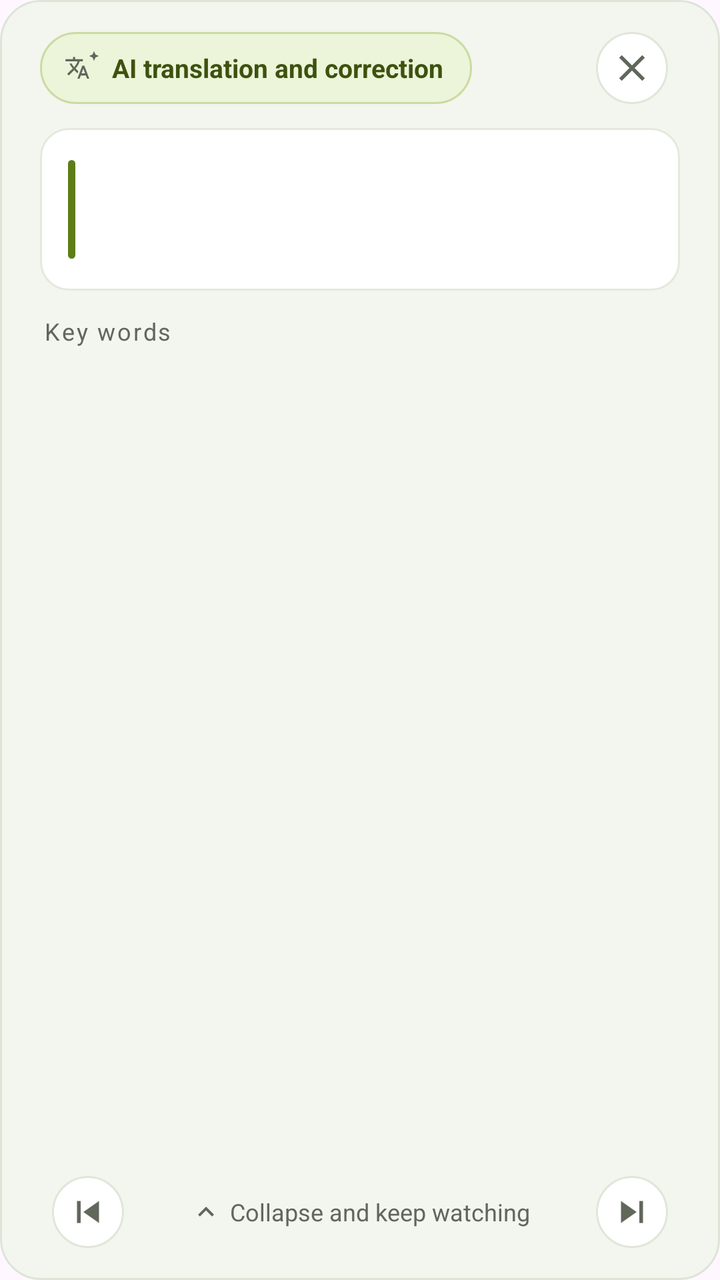
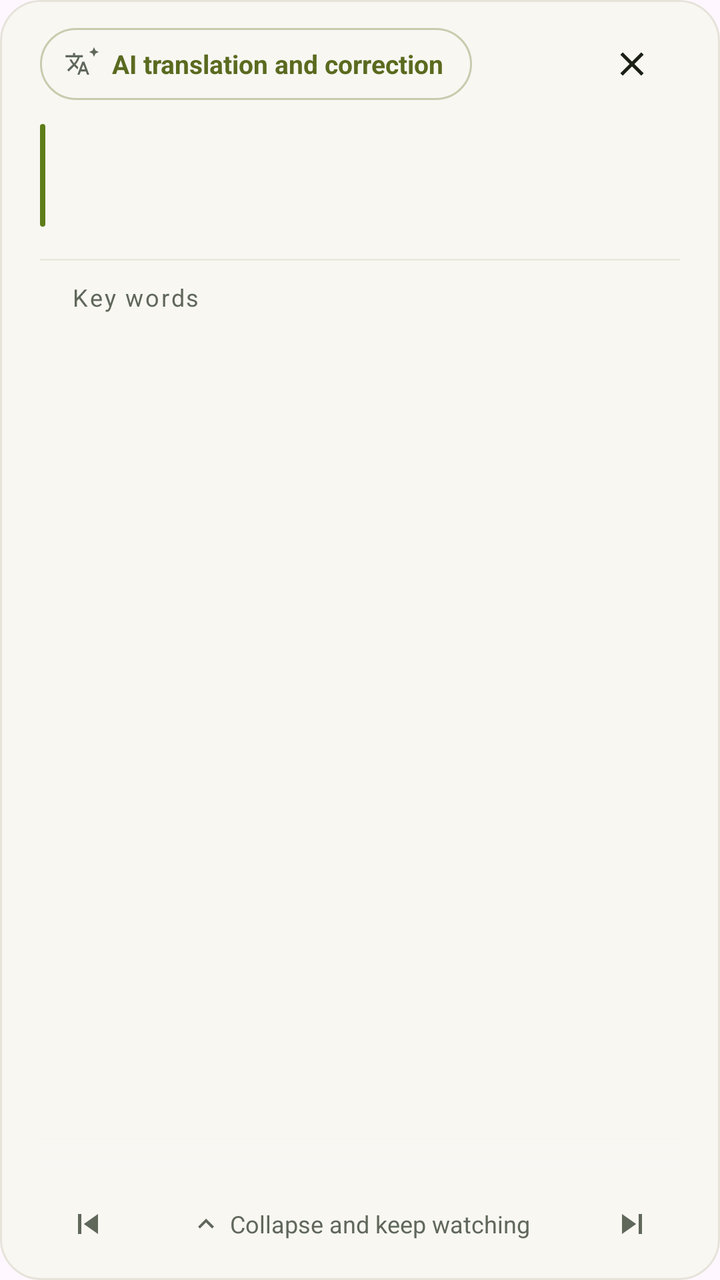

Before-and-after screenshots of an Android layout around one commit, followed by the original layout XML and the change that was made.
<!-- AndroidManifest.xml: application theme Theme.SubtitleTranslator -->
<!-- res/layout/overlay_translation.xml -->
<?xml version="1.0" encoding="utf-8"?>
<LinearLayout xmlns:android="http://schemas.android.com/apk/res/android"
    android:layout_width="match_parent"
    android:layout_height="wrap_content"
    android:layout_marginHorizontal="12dp"
    android:orientation="vertical"
    android:background="@drawable/bg_translation_overlay"
    android:paddingHorizontal="@dimen/overlay_padding_horizontal"
    android:paddingTop="10dp"
    android:paddingBottom="10dp">

    
    <LinearLayout
        android:layout_width="match_parent"
        android:layout_height="wrap_content"
        android:orientation="horizontal"
        android:gravity="center_vertical"
        android:baselineAligned="false">

        
        <LinearLayout
            android:id="@+id/btnAiTranslate"
            android:layout_width="wrap_content"
            android:layout_height="@dimen/touch_target"
            android:background="@drawable/bg_ai_pill_button"
            android:clickable="true"
            android:focusable="true"
            android:gravity="center_vertical"
            android:orientation="horizontal"
            android:paddingStart="12dp"
            android:paddingEnd="14dp"
            android:contentDescription="@string/overlay_ai_translate">

            <ImageView
                android:id="@+id/ivAiTranslateIcon"
                android:layout_width="18dp"
                android:layout_height="18dp"
                android:importantForAccessibility="no"
                android:scaleType="fitCenter"
                android:src="@drawable/ic_ai_translate" />

            <TextView
                android:id="@+id/tvAiTranslateLabel"
                android:layout_width="wrap_content"
                android:layout_height="wrap_content"
                android:layout_marginStart="6dp"
                android:maxLines="1"
                android:text="@string/overlay_ai_translate"
                android:textColor="@color/overlay_ai_pill_text"
                android:textSize="13sp"
                android:textStyle="bold" />
        </LinearLayout>

        <View
            android:layout_width="0dp"
            android:layout_height="0dp"
            android:layout_weight="1" />

        
        <ImageButton
            android:id="@+id/btnSaveSentence"
            android:layout_width="@dimen/touch_target"
            android:layout_height="@dimen/touch_target"
            android:layout_marginEnd="2dp"
            android:background="@drawable/bg_nav_icon_button"
            android:contentDescription="@string/action_save_sentence"
            android:padding="13dp"
            android:scaleType="fitCenter"
            android:src="@drawable/ic_bookmark_border"
            android:tint="@color/text_secondary"
            android:visibility="gone" />

        <ImageButton
            android:id="@+id/btnClose"
            android:layout_width="@dimen/touch_target"
            android:layout_height="@dimen/touch_target"
            android:padding="13dp"
            android:scaleType="fitCenter"
            android:background="@drawable/bg_nav_icon_button"
            android:src="@drawable/ic_close"
            android:tint="@color/text_secondary"
            android:contentDescription="@string/action_close" />
    </LinearLayout>

    
    <LinearLayout
        android:id="@+id/subtitleHeroCard"
        android:layout_width="match_parent"
        android:layout_height="wrap_content"
        android:layout_marginTop="6dp"
        android:background="@drawable/bg_overlay_card"
        android:orientation="horizontal"
        android:paddingStart="14dp"
        android:paddingTop="14dp"
        android:paddingEnd="16dp"
        android:paddingBottom="14dp">

        <View
            android:layout_width="3.5dp"
            android:layout_height="match_parent"
            android:layout_marginTop="2dp"
            android:layout_marginBottom="2dp"
            android:background="@drawable/bg_subtitle_accent_bar" />

        <LinearLayout
            android:layout_width="0dp"
            android:layout_height="wrap_content"
            android:layout_weight="1"
            android:layout_marginStart="12dp"
            android:orientation="vertical">

            
            <TextView
                android:id="@+id/tvTranslatedText"
                android:layout_width="match_parent"
                android:layout_height="wrap_content"
                android:textAppearance="@style/TextAppearance.SubtitleTranslator.Translation" />

            
            <TextView
                android:id="@+id/tvOriginalText"
                android:layout_width="match_parent"
                android:layout_height="wrap_content"
                android:layout_marginTop="6dp"
                android:textSize="14sp"
                android:textColor="@color/text_secondary"
                android:lineSpacingMultiplier="1.35" />
        </LinearLayout>
    </LinearLayout>

    
    <LinearLayout
        android:layout_width="match_parent"
        android:layout_height="wrap_content"
        android:layout_marginTop="12dp"
        android:layout_marginBottom="2dp"
        android:paddingHorizontal="2dp"
        android:orientation="horizontal"
        android:gravity="center_vertical">

        <TextView
            android:layout_width="0dp"
            android:layout_height="wrap_content"
            android:layout_weight="1"
            android:text="@string/overlay_key_words"
            android:textAppearance="@style/TextAppearance.SubtitleTranslator.SectionLabel" />

        <TextView
            android:id="@+id/tvWordCount"
            android:layout_width="wrap_content"
            android:layout_height="wrap_content"
            android:textAppearance="@style/TextAppearance.SubtitleTranslator.Caption"
            android:visibility="gone" />
    </LinearLayout>

    
    <ScrollView
        android:id="@+id/contentScroll"
        android:layout_width="match_parent"
        android:layout_height="0dp"
        android:layout_weight="1"
        android:scrollbars="vertical">

        <LinearLayout
            android:id="@+id/wordsContainer"
            android:layout_width="match_parent"
            android:layout_height="wrap_content"
            android:paddingBottom="4dp"
            android:orientation="vertical" />
    </ScrollView>

    
    <LinearLayout
        android:layout_width="match_parent"
        android:layout_height="48dp"
        android:layout_marginTop="4dp"
        android:orientation="horizontal"
        android:gravity="center_vertical">

        <ImageButton
            android:id="@+id/btnPreviousSubtitle"
            android:layout_width="48dp"
            android:layout_height="48dp"
            android:padding="13dp"
            android:scaleType="fitCenter"
            android:background="@drawable/bg_nav_icon_button"
            android:src="@drawable/ic_skip_previous"
            android:tint="@color/text_secondary"
            android:contentDescription="@string/overlay_previous_subtitle" />

        <LinearLayout
            android:id="@+id/btnCollapse"
            android:layout_width="0dp"
            android:layout_height="48dp"
            android:layout_weight="1"
            android:gravity="center"
            android:orientation="horizontal"
            android:clickable="true"
            android:focusable="true"
            android:background="?attr/selectableItemBackground">

            <ImageView
                android:layout_width="16dp"
                android:layout_height="16dp"
                android:importantForAccessibility="no"
                android:src="@drawable/ic_expand_less"
                android:tint="@color/text_secondary" />

            <TextView
                android:layout_width="wrap_content"
                android:layout_height="wrap_content"
                android:layout_marginStart="4dp"
                android:text="@string/overlay_collapse_hint"
                android:textSize="12sp"
                android:textColor="@color/text_secondary" />
        </LinearLayout>

        <ImageButton
            android:id="@+id/btnNextSubtitle"
            android:layout_width="48dp"
            android:layout_height="48dp"
            android:padding="13dp"
            android:scaleType="fitCenter"
            android:background="@drawable/bg_nav_icon_button"
            android:src="@drawable/ic_skip_next"
            android:tint="@color/text_secondary"
            android:contentDescription="@string/overlay_next_subtitle" />
    </LinearLayout>

</LinearLayout>
<!-- resources referenced by this layout -->
<resources>
  <color name="overlay_ai_pill_text">#FF3D520E</color>
  <color name="text_secondary">#FF60675B</color>
  <dimen name="overlay_padding_horizontal">20dp</dimen>
  <dimen name="touch_target">48dp</dimen>
  <!-- drawable bg_nav_icon_button (drawable) -->
  <?xml version="1.0" encoding="utf-8"?>
  <ripple xmlns:android="http://schemas.android.com/apk/res/android"
      android:color="?attr/colorControlHighlight">
      <item>
          <inset android:inset="6dp">
              <shape android:shape="oval">
                  <solid android:color="@color/overlay_control_bg" />
                  <stroke
                      android:width="1dp"
                      android:color="@color/overlay_control_stroke" />
              </shape>
          </inset>
      </item>
  </ripple>
  <!-- drawable bg_overlay_card (drawable) -->
  <?xml version="1.0" encoding="utf-8"?>
  <shape xmlns:android="http://schemas.android.com/apk/res/android"
      android:shape="rectangle">
      <solid android:color="@color/overlay_card_bg" />
      <stroke
          android:width="1dp"
          android:color="@color/overlay_card_stroke" />
      <corners android:radius="14dp" />
  </shape>
  <!-- drawable bg_subtitle_accent_bar (drawable) -->
  <?xml version="1.0" encoding="utf-8"?>
  <shape xmlns:android="http://schemas.android.com/apk/res/android"
      android:shape="rectangle">
      <solid android:color="@color/accent" />
      <corners android:radius="2dp" />
  </shape>
  <string name="action_close">Close</string>
  <string name="action_save_sentence">Save sentence</string>
  <string name="overlay_ai_translate">AI translation and correction</string>
  <string name="overlay_collapse_hint">Collapse and keep watching</string>
  <string name="overlay_key_words">Key words</string>
  <string name="overlay_next_subtitle">Next line</string>
  <string name="overlay_previous_subtitle">Previous line</string>
  <style name="TextAppearance.SubtitleTranslator.Caption" parent="TextAppearance.Material3.BodySmall">
          <item name="android:textSize">12sp</item>
          <item name="android:textColor">@color/text_secondary</item>
      </style>
  <style name="TextAppearance.SubtitleTranslator.SectionLabel" parent="TextAppearance.Material3.BodySmall">
          <item name="android:textSize">12sp</item>
          <item name="android:textColor">@color/text_secondary</item>
          <item name="android:letterSpacing">0.08</item>
      </style>
  <style name="TextAppearance.SubtitleTranslator.Translation" parent="TextAppearance.Material3.HeadlineMedium">
          <item name="android:textSize">21sp</item>
          <item name="android:textStyle">bold</item>
          <item name="android:textColor">@color/text_primary</item>
          <item name="android:lineSpacingMultiplier">1.35</item>
      </style>
  <color name="overlay_ai_pill_bg">#FFECF4DA</color>
  <color name="overlay_ai_pill_stroke">#FFC9DCA0</color>
  <color name="overlay_control_bg">#FFFFFFFF</color>
  <color name="overlay_control_stroke">#FFE1E6D9</color>
  <color name="overlay_card_bg">#FFFFFFFF</color>
  <color name="overlay_card_stroke">#FFE4E9DC</color>
  <color name="accent">#FF5E7D18</color>
  <color name="overlay_canvas_bg">#FFF3F5EF</color>
  <color name="overlay_canvas_stroke">#FFDFE4D7</color>
  <dimen name="panel_radius">20dp</dimen>
  <color name="text_primary">#FF1C2116</color>
  <color name="on_accent">#FFFFFFFF</color>
  <color name="accent_container">#FFE6F1C8</color>
  <color name="on_accent_container">#FF35450C</color>
  <color name="accent_dim">#FF49650F</color>
  <color name="surface_variant">#FFDDE3D2</color>
  <color name="screen_bg">#FFF6F7F2</color>
  <color name="surface_tile">#FFECF0E3</color>
  <color name="card_bg">#FFECF0E3</color>
  <color name="button_outline">#FFC8CEBF</color>
  <color name="card_stroke">#FFD5DCCB</color>
  <color name="stop_button">#FFB3261E</color>
  <!-- unchanged entries left out for length: 9 -->
</resources>

<!-- the commit's change to res/layout/overlay_translation.xml (unified diff, before → after) -->
@@ -5,9 +5,10 @@
     android:layout_marginHorizontal="12dp"
     android:orientation="vertical"
     android:background="@drawable/bg_translation_overlay"
-    android:paddingHorizontal="@dimen/overlay_padding_horizontal"
-    android:paddingTop="10dp"
-    android:paddingBottom="10dp">
+    android:paddingStart="@dimen/overlay_padding_horizontal"
+    android:paddingTop="8dp"
+    android:paddingEnd="@dimen/overlay_padding_horizontal"
+    android:paddingBottom="4dp">
 
     
     <LinearLayout
@@ -62,23 +63,24 @@
             android:layout_width="@dimen/touch_target"
             android:layout_height="@dimen/touch_target"
             android:layout_marginEnd="2dp"
-            android:background="@drawable/bg_nav_icon_button"
+            android:background="?attr/selectableItemBackgroundBorderless"
             android:contentDescription="@string/action_save_sentence"
-            android:padding="13dp"
+            android:padding="14dp"
             android:scaleType="fitCenter"
             android:src="@drawable/ic_bookmark_border"
             android:tint="@color/text_secondary"
             android:visibility="gone" />
 
+        
         <ImageButton
             android:id="@+id/btnClose"
             android:layout_width="@dimen/touch_target"
             android:layout_height="@dimen/touch_target"
-            android:padding="13dp"
-            android:scaleType="fitCenter"
-            android:background="@drawable/bg_nav_icon_button"
+            android:padding="14dp"
+            android:scaleType="fitCenter"
+            android:background="?attr/selectableItemBackgroundBorderless"
             android:src="@drawable/ic_close"
-            android:tint="@color/text_secondary"
+            android:tint="@color/text_primary"
             android:contentDescription="@string/action_close" />
     </LinearLayout>
 
@@ -87,16 +89,11 @@
         android:id="@+id/subtitleHeroCard"
         android:layout_width="match_parent"
         android:layout_height="wrap_content"
-        android:layout_marginTop="6dp"
-        android:background="@drawable/bg_overlay_card"
-        android:orientation="horizontal"
-        android:paddingStart="14dp"
-        android:paddingTop="14dp"
-        android:paddingEnd="16dp"
-        android:paddingBottom="14dp">
+        android:layout_marginTop="4dp"
+        android:orientation="horizontal">
 
         <View
-            android:layout_width="3.5dp"
+            android:layout_width="2.5dp"
             android:layout_height="match_parent"
             android:layout_marginTop="2dp"
             android:layout_marginBottom="2dp"
@@ -106,7 +103,7 @@
             android:layout_width="0dp"
             android:layout_height="wrap_content"
             android:layout_weight="1"
-            android:layout_marginStart="12dp"
+            android:layout_marginStart="14dp"
             android:orientation="vertical">
 
             
@@ -121,7 +118,7 @@
                 android:id="@+id/tvOriginalText"
                 android:layout_width="match_parent"
                 android:layout_height="wrap_content"
-                android:layout_marginTop="6dp"
+                android:layout_marginTop="8dp"
                 android:textSize="14sp"
                 android:textColor="@color/text_secondary"
                 android:lineSpacingMultiplier="1.35" />
@@ -129,12 +126,20 @@
     </LinearLayout>
 
     
+    <View
+        android:layout_width="match_parent"
+        android:layout_height="1dp"
+        android:layout_marginTop="14dp"
+        android:background="@color/overlay_divider" />
+
+    
     <LinearLayout
         android:layout_width="match_parent"
         android:layout_height="wrap_content"
-        android:layout_marginTop="12dp"
+        android:layout_marginTop="10dp"
         android:layout_marginBottom="2dp"
-        android:paddingHorizontal="2dp"
+        android:paddingStart="@dimen/word_card_padding"
+        android:paddingEnd="@dimen/word_card_padding"
         android:orientation="horizontal"
         android:gravity="center_vertical">
 
@@ -154,26 +159,39 @@
     </LinearLayout>
 
     
-    <ScrollView
-        android:id="@+id/contentScroll"
+    
+    <FrameLayout
+        android:id="@+id/wordsScrollFrame"
         android:layout_width="match_parent"
         android:layout_height="0dp"
-        android:layout_weight="1"
-        android:scrollbars="vertical">
-
-        <LinearLayout
-            android:id="@+id/wordsContainer"
+        android:layout_weight="1">
+
+        <ScrollView
+            android:id="@+id/contentScroll"
             android:layout_width="match_parent"
-            android:layout_height="wrap_content"
-            android:paddingBottom="4dp"
-            android:orientation="vertical" />
-    </ScrollView>
+            android:layout_height="match_parent"
+            android:scrollbars="vertical">
+
+            <LinearLayout
+                android:id="@+id/wordsContainer"
+                android:layout_width="match_parent"
+                android:layout_height="wrap_content"
+                android:paddingBottom="4dp"
+                android:orientation="vertical" />
+        </ScrollView>
+
+        <View
+            android:layout_width="match_parent"
+            android:layout_height="20dp"
+            android:layout_gravity="bottom"
+            android:background="@drawable/bg_scroll_fade"
+            android:importantForAccessibility="no" />
+    </FrameLayout>
 
     
     <LinearLayout
         android:layout_width="match_parent"
         android:layout_height="48dp"
-        android:layout_marginTop="4dp"
         android:orientation="horizontal"
         android:gravity="center_vertical">
 
@@ -181,9 +199,9 @@
             android:id="@+id/btnPreviousSubtitle"
             android:layout_width="48dp"
             android:layout_height="48dp"
-            android:padding="13dp"
-            android:scaleType="fitCenter"
-            android:background="@drawable/bg_nav_icon_button"
+            android:padding="14dp"
+            android:scaleType="fitCenter"
+            android:background="?attr/selectableItemBackgroundBorderless"
             android:src="@drawable/ic_skip_previous"
             android:tint="@color/text_secondary"
             android:contentDescription="@string/overlay_previous_subtitle" />
@@ -219,9 +237,9 @@
             android:id="@+id/btnNextSubtitle"
             android:layout_width="48dp"
             android:layout_height="48dp"
-            android:padding="13dp"
-            android:scaleType="fitCenter"
-            android:background="@drawable/bg_nav_icon_button"
+            android:padding="14dp"
+            android:scaleType="fitCenter"
+            android:background="?attr/selectableItemBackgroundBorderless"
             android:src="@drawable/ic_skip_next"
             android:tint="@color/text_secondary"
             android:contentDescription="@string/overlay_next_subtitle" />
<!-- resource entries referenced after the edit -->
@@ -1,33 +1,19 @@
 <!-- resources referenced by this layout -->
 <resources>
-  <color name="overlay_ai_pill_text">#FF3D520E</color>
+  <color name="overlay_ai_pill_text">#FF5A6A1F</color>
+  <color name="overlay_divider">#FFECE9E0</color>
   <color name="text_secondary">#FF60675B</color>
   <dimen name="overlay_padding_horizontal">20dp</dimen>
   <dimen name="touch_target">48dp</dimen>
-  <!-- drawable bg_nav_icon_button (drawable) -->
-  <?xml version="1.0" encoding="utf-8"?>
-  <ripple xmlns:android="http://schemas.android.com/apk/res/android"
-      android:color="?attr/colorControlHighlight">
-      <item>
-          <inset android:inset="6dp">
-              <shape android:shape="oval">
-                  <solid android:color="@color/overlay_control_bg" />
-                  <stroke
-                      android:width="1dp"
-                      android:color="@color/overlay_control_stroke" />
-              </shape>
-          </inset>
-      </item>
-  </ripple>
-  <!-- drawable bg_overlay_card (drawable) -->
+  <dimen name="word_card_padding">16dp</dimen>
+  <!-- drawable bg_scroll_fade (drawable) -->
   <?xml version="1.0" encoding="utf-8"?>
   <shape xmlns:android="http://schemas.android.com/apk/res/android"
       android:shape="rectangle">
-      <solid android:color="@color/overlay_card_bg" />
-      <stroke
-          android:width="1dp"
-          android:color="@color/overlay_card_stroke" />
-      <corners android:radius="14dp" />
+      <gradient
+          android:angle="90"
+          android:endColor="@android:color/transparent"
+          android:startColor="@color/overlay_canvas_bg" />
   </shape>
   <!-- drawable bg_subtitle_accent_bar (drawable) -->
   <?xml version="1.0" encoding="utf-8"?>
@@ -58,15 +44,11 @@
           <item name="android:textColor">@color/text_primary</item>
           <item name="android:lineSpacingMultiplier">1.35</item>
       </style>
-  <color name="overlay_ai_pill_bg">#FFECF4DA</color>
-  <color name="overlay_ai_pill_stroke">#FFC9DCA0</color>
-  <color name="overlay_control_bg">#FFFFFFFF</color>
-  <color name="overlay_control_stroke">#FFE1E6D9</color>
-  <color name="overlay_card_bg">#FFFFFFFF</color>
-  <color name="overlay_card_stroke">#FFE4E9DC</color>
+  <color name="overlay_ai_pill_bg">#FFF8F7F2</color>
+  <color name="overlay_ai_pill_stroke">#FFC9CBAE</color>
   <color name="accent">#FF5E7D18</color>
-  <color name="overlay_canvas_bg">#FFF3F5EF</color>
-  <color name="overlay_canvas_stroke">#FFDFE4D7</color>
+  <color name="overlay_canvas_bg">#FFF8F7F2</color>
+  <color name="overlay_canvas_stroke">#FFE6E3DA</color>
   <dimen name="panel_radius">20dp</dimen>
   <color name="text_primary">#FF1C2116</color>
   <color name="on_accent">#FFFFFFFF</color>
